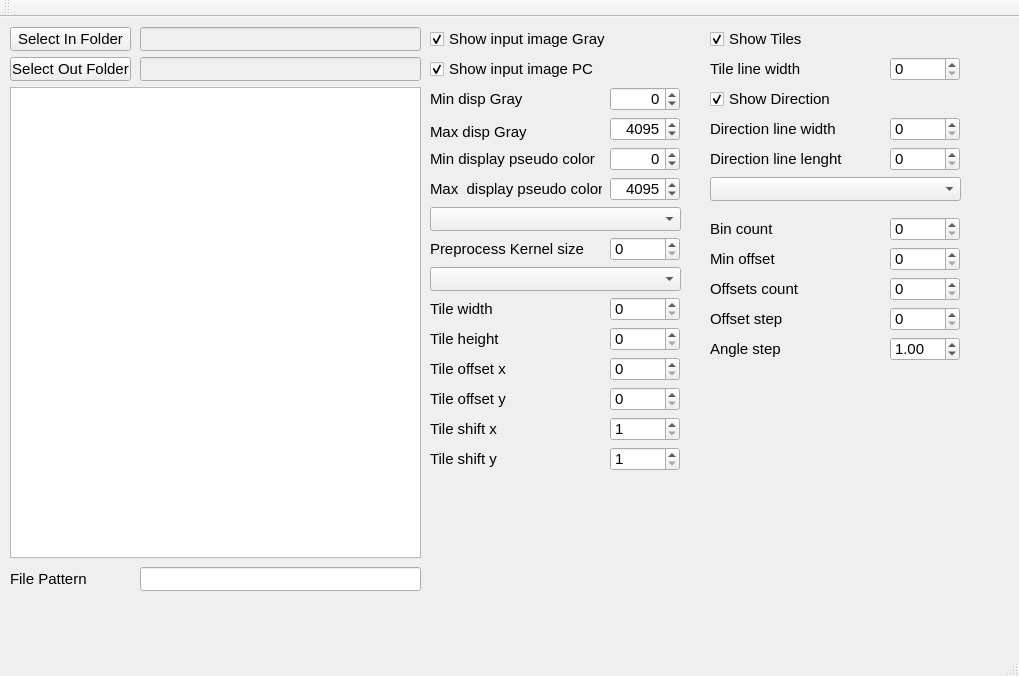
Above: mainwindow.ui from marcinkociolek/DirectionalityDetectionGui before the change. Below: the same form after it.
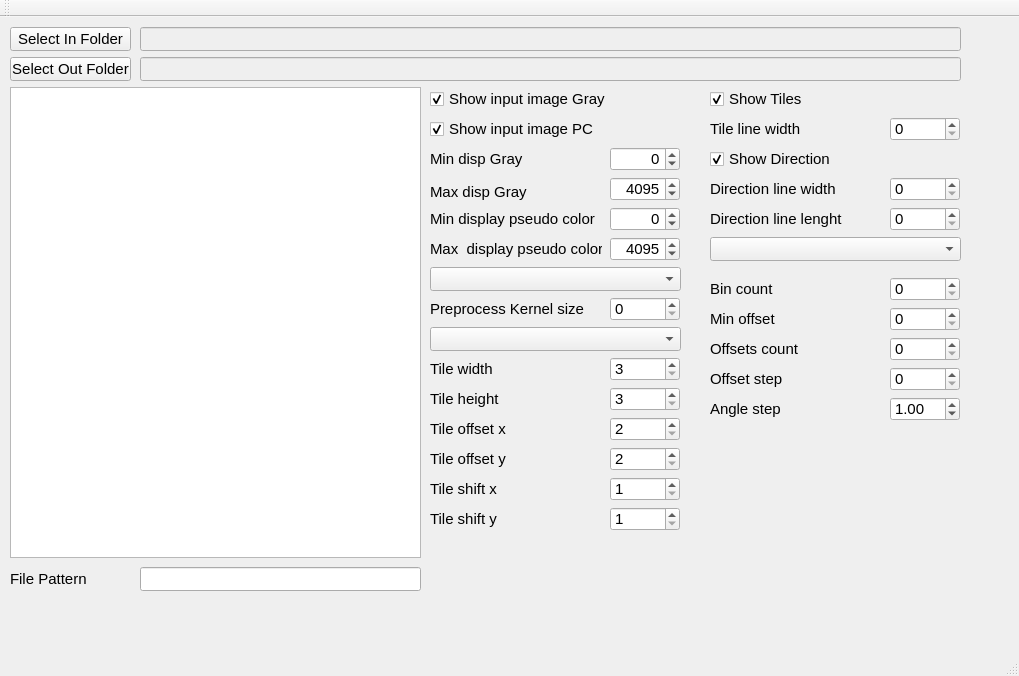
That is the form after the change.

The edit to the form file:
```diff
--- a/mainwindow.ui
+++ b/mainwindow.ui
@@ -40,7 +40,7 @@
      <rect>
       <x>140</x>
       <y>10</y>
-      <width>281</width>
+      <width>821</width>
       <height>24</height>
      </rect>
     </property>
@@ -66,7 +66,7 @@
      <rect>
       <x>140</x>
       <y>40</y>
-      <width>281</width>
+      <width>821</width>
       <height>24</height>
      </rect>
     </property>
@@ -85,7 +85,7 @@
     <property name="geometry">
      <rect>
       <x>430</x>
-      <y>10</y>
+      <y>70</y>
       <width>181</width>
       <height>24</height>
      </rect>
@@ -101,7 +101,7 @@
     <property name="geometry">
      <rect>
       <x>430</x>
-      <y>40</y>
+      <y>100</y>
       <width>181</width>
       <height>24</height>
      </rect>
@@ -117,7 +117,7 @@
     <property name="geometry">
      <rect>
       <x>610</x>
-      <y>130</y>
+      <y>190</y>
       <width>70</width>
       <height>24</height>
      </rect>
@@ -144,7 +144,7 @@
     <property name="geometry">
      <rect>
       <x>610</x>
-      <y>70</y>
+      <y>130</y>
       <width>70</width>
       <height>24</height>
      </rect>
@@ -171,7 +171,7 @@
     <property name="geometry">
      <rect>
       <x>430</x>
-      <y>100</y>
+      <y>160</y>
       <width>172</width>
       <height>30</height>
      </rect>
@@ -189,7 +189,7 @@
     <property name="geometry">
      <rect>
       <x>430</x>
-      <y>160</y>
+      <y>220</y>
       <width>172</width>
       <height>24</height>
      </rect>
@@ -207,7 +207,7 @@
     <property name="geometry">
      <rect>
       <x>430</x>
-      <y>70</y>
+      <y>130</y>
       <width>172</width>
       <height>24</height>
      </rect>
@@ -228,7 +228,7 @@
     <property name="geometry">
      <rect>
       <x>610</x>
-      <y>160</y>
+      <y>220</y>
       <width>70</width>
       <height>24</height>
      </rect>
@@ -255,7 +255,7 @@
     <property name="geometry">
      <rect>
       <x>610</x>
-      <y>100</y>
+      <y>160</y>
       <width>70</width>
       <height>24</height>
      </rect>
@@ -282,7 +282,7 @@
     <property name="geometry">
      <rect>
       <x>430</x>
-      <y>130</y>
+      <y>190</y>
       <width>172</width>
       <height>24</height>
      </rect>
@@ -303,27 +303,27 @@
     <property name="geometry">
      <rect>
       <x>430</x>
-      <y>190</y>
-      <width>251</width>
-      <height>24</height>
-     </rect>
-    </property>
-   </widget>
-   <widget class="QComboBox" name="comboBoxTileShape">
-    <property name="geometry">
-     <rect>
-      <x>430</x>
       <y>250</y>
       <width>251</width>
       <height>24</height>
      </rect>
     </property>
    </widget>
+   <widget class="QComboBox" name="comboBoxTileShape">
+    <property name="geometry">
+     <rect>
+      <x>430</x>
+      <y>310</y>
+      <width>251</width>
+      <height>24</height>
+     </rect>
+    </property>
+   </widget>
    <widget class="QSpinBox" name="spinBoxPreprocessKernelSize">
     <property name="geometry">
      <rect>
       <x>610</x>
-      <y>220</y>
+      <y>280</y>
       <width>70</width>
       <height>24</height>
      </rect>
@@ -338,7 +338,7 @@
     <property name="geometry">
      <rect>
       <x>430</x>
-      <y>220</y>
+      <y>280</y>
       <width>172</width>
       <height>24</height>
      </rect>
@@ -356,7 +356,7 @@
     <property name="geometry">
      <rect>
       <x>430</x>
-      <y>280</y>
+      <y>340</y>
       <width>172</width>
       <height>24</height>
      </rect>
@@ -377,7 +377,7 @@
     <property name="geometry">
      <rect>
       <x>430</x>
-      <y>310</y>
+      <y>370</y>
       <width>172</width>
       <height>24</height>
      </rect>
@@ -398,7 +398,7 @@
     <property name="geometry">
      <rect>
       <x>430</x>
-      <y>370</y>
+      <y>430</y>
       <width>172</width>
       <height>24</height>
      </rect>
@@ -416,7 +416,7 @@
     <property name="geometry">
      <rect>
       <x>430</x>
-      <y>340</y>
+      <y>400</y>
       <width>172</width>
       <height>24</height>
      </rect>
@@ -437,7 +437,7 @@
     <property name="geometry">
      <rect>
       <x>430</x>
-      <y>430</y>
+      <y>490</y>
       <width>172</width>
       <height>24</height>
      </rect>
@@ -455,7 +455,7 @@
     <property name="geometry">
      <rect>
       <x>430</x>
-      <y>400</y>
+      <y>460</y>
       <width>172</width>
       <height>24</height>
      </rect>
@@ -476,7 +476,7 @@
     <property name="geometry">
      <rect>
       <x>710</x>
-      <y>10</y>
+      <y>70</y>
       <width>181</width>
       <height>24</height>
      </rect>
@@ -492,7 +492,7 @@
     <property name="geometry">
      <rect>
       <x>710</x>
-      <y>40</y>
+      <y>100</y>
       <width>172</width>
       <height>24</height>
      </rect>
@@ -513,7 +513,7 @@
     <property name="geometry">
      <rect>
       <x>710</x>
-      <y>70</y>
+      <y>130</y>
       <width>181</width>
       <height>24</height>
      </rect>
@@ -529,7 +529,7 @@
     <property name="geometry">
      <rect>
       <x>710</x>
-      <y>100</y>
+      <y>160</y>
       <width>172</width>
       <height>24</height>
      </rect>
@@ -550,7 +550,7 @@
     <property name="geometry">
      <rect>
       <x>710</x>
-      <y>230</y>
+      <y>290</y>
       <width>172</width>
       <height>24</height>
      </rect>
@@ -571,7 +571,7 @@
     <property name="geometry">
      <rect>
       <x>710</x>
-      <y>260</y>
+      <y>320</y>
       <width>172</width>
       <height>24</height>
      </rect>
@@ -592,7 +592,7 @@
     <property name="geometry">
      <rect>
       <x>710</x>
-      <y>290</y>
+      <y>350</y>
       <width>172</width>
       <height>24</height>
      </rect>
@@ -613,7 +613,7 @@
     <property name="geometry">
      <rect>
       <x>710</x>
-      <y>160</y>
+      <y>220</y>
       <width>251</width>
       <height>24</height>
      </rect>
@@ -623,7 +623,7 @@
     <property name="geometry">
      <rect>
       <x>710</x>
-      <y>200</y>
+      <y>260</y>
       <width>172</width>
       <height>24</height>
      </rect>
@@ -644,7 +644,7 @@
     <property name="geometry">
      <rect>
       <x>710</x>
-      <y>130</y>
+      <y>190</y>
       <width>172</width>
       <height>24</height>
      </rect>
@@ -665,7 +665,7 @@
     <property name="geometry">
      <rect>
       <x>610</x>
-      <y>280</y>
+      <y>340</y>
       <width>70</width>
       <height>24</height>
      </rect>
@@ -675,12 +675,15 @@
       <pointsize>11</pointsize>
      </font>
     </property>
+    <property name="minimum">
+     <number>3</number>
+    </property>
    </widget>
    <widget class="QSpinBox" name="spinBoxTileHeight">
     <property name="geometry">
      <rect>
       <x>610</x>
-      <y>310</y>
+      <y>370</y>
       <width>70</width>
       <height>24</height>
      </rect>
@@ -690,12 +693,15 @@
       <pointsize>11</pointsize>
      </font>
     </property>
+    <property name="minimum">
+     <number>3</number>
+    </property>
    </widget>
    <widget class="QSpinBox" name="spinBoxTileOffsetX">
     <property name="geometry">
      <rect>
       <x>610</x>
-      <y>340</y>
+      <y>400</y>
       <width>70</width>
       <height>24</height>
      </rect>
@@ -705,12 +711,15 @@
       <pointsize>11</pointsize>
      </font>
     </property>
+    <property name="minimum">
+     <number>2</number>
+    </property>
    </widget>
    <widget class="QSpinBox" name="spinBoxTileOffsetY">
     <property name="geometry">
      <rect>
       <x>610</x>
-      <y>370</y>
+      <y>430</y>
       <width>70</width>
       <height>24</height>
      </rect>
@@ -720,12 +729,15 @@
       <pointsize>11</pointsize>
      </font>
     </property>
+    <property name="minimum">
+     <number>2</number>
+    </property>
    </widget>
    <widget class="QSpinBox" name="spinBoxTileShiftX">
     <property name="geometry">
      <rect>
       <x>610</x>
-      <y>400</y>
+      <y>460</y>
       <width>70</width>
       <height>24</height>
      </rect>
@@ -743,7 +755,7 @@
     <property name="geometry">
      <rect>
       <x>610</x>
-      <y>430</y>
+      <y>490</y>
       <width>70</width>
       <height>24</height>
      </rect>
@@ -761,7 +773,7 @@
     <property name="geometry">
      <rect>
       <x>890</x>
-      <y>40</y>
+      <y>100</y>
       <width>70</width>
       <height>24</height>
      </rect>
@@ -776,7 +788,7 @@
     <property name="geometry">
      <rect>
       <x>890</x>
-      <y>100</y>
+      <y>160</y>
       <width>70</width>
       <height>24</height>
      </rect>
@@ -791,7 +803,7 @@
     <property name="geometry">
      <rect>
       <x>890</x>
-      <y>130</y>
+      <y>190</y>
       <width>70</width>
       <height>24</height>
      </rect>
@@ -806,7 +818,7 @@
     <property name="geometry">
      <rect>
       <x>890</x>
-      <y>200</y>
+      <y>260</y>
       <width>70</width>
       <height>24</height>
      </rect>
@@ -821,7 +833,7 @@
     <property name="geometry">
      <rect>
       <x>890</x>
-      <y>230</y>
+      <y>290</y>
       <width>70</width>
       <height>24</height>
      </rect>
@@ -836,7 +848,7 @@
     <property name="geometry">
      <rect>
       <x>890</x>
-      <y>260</y>
+      <y>320</y>
       <width>70</width>
       <height>24</height>
      </rect>
@@ -851,7 +863,7 @@
     <property name="geometry">
      <rect>
       <x>890</x>
-      <y>290</y>
+      <y>350</y>
       <width>70</width>
       <height>24</height>
      </rect>
@@ -866,7 +878,7 @@
     <property name="geometry">
      <rect>
       <x>710</x>
-      <y>320</y>
+      <y>380</y>
       <width>172</width>
       <height>24</height>
      </rect>
@@ -887,7 +899,7 @@
     <property name="geometry">
      <rect>
       <x>890</x>
-      <y>320</y>
+      <y>380</y>
       <width>70</width>
       <height>24</height>
      </rect>
```
Left out of the diff: 2 changed lines with no effect on the pictures.
